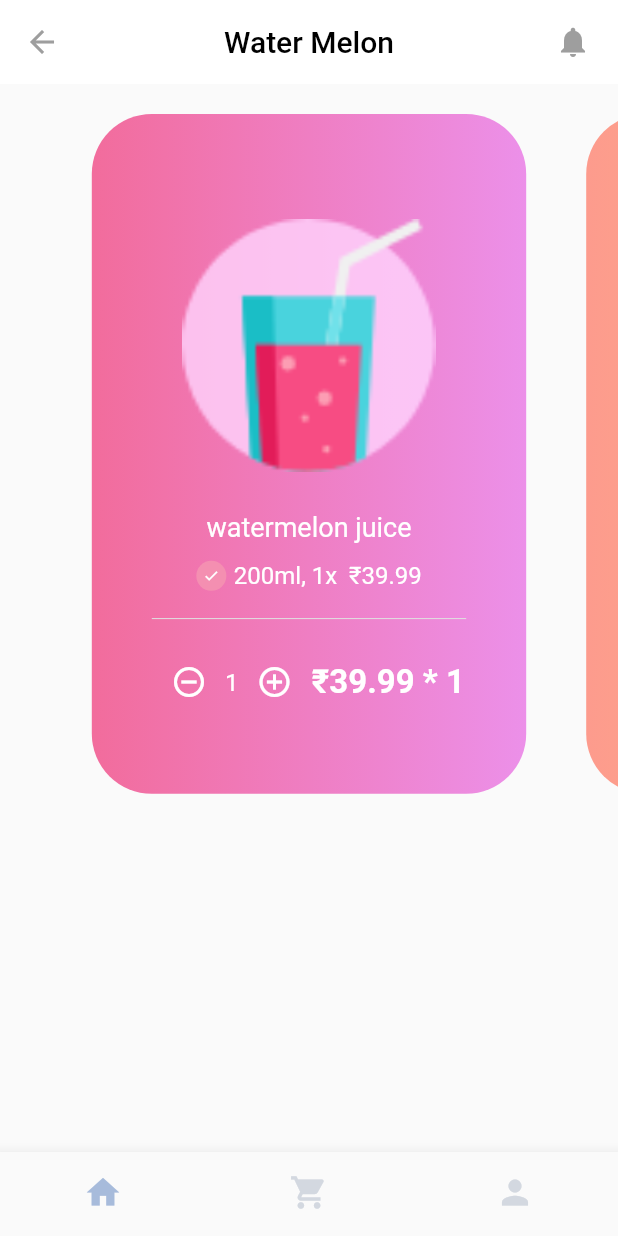
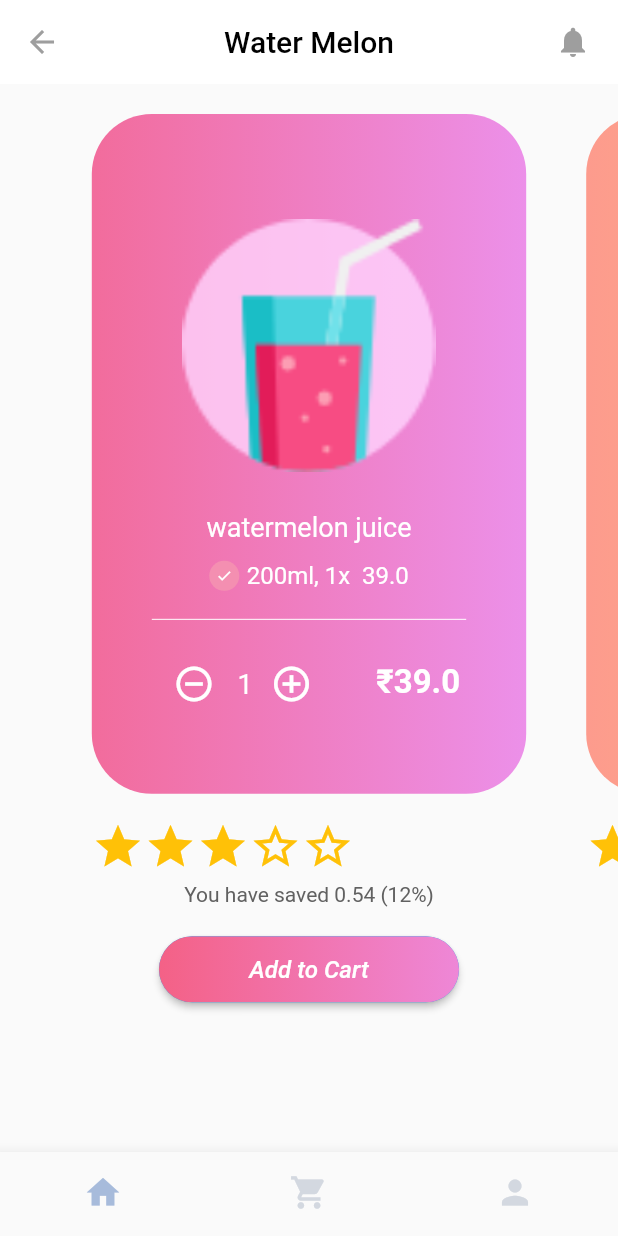
Before and after one commit to irisktaker/restaurant_app, a Flutter app: the HomePage screen opened directly, after a tap on "watermelon juice", on a phone screen of 412 x 824 dp. Run offline on Flutter 3.47's test engine with Material 2 defaults, Android fonts, the phone set to English and light mode, and no system bars; drawn by our look-alikes of getwidget.

Commit message:
product_details_screen

```diff
--- a/lib/models/home_screen_data/home_screen_data.dart
+++ b/lib/models/home_screen_data/home_screen_data.dart
@@ -4,11 +4,12 @@ class ProductModel {
   int index = 0;
 
   String productName;
-  String productPrice;
+  double productPrice;
   List<Color> bgColors;
   String productImage;
   String productSize;
   int productCount;
+  String currency;
 
   ProductModel({
     required this.productName,
@@ -17,6 +18,7 @@ class ProductModel {
     required this.productImage,
     required this.productSize,
     required this.productCount,
+    required this.currency,
   });
 
   // static BuildContext context = context;
--- a/lib/models/home_screen_data/smoothies_list.dart
+++ b/lib/models/home_screen_data/smoothies_list.dart
@@ -5,7 +5,8 @@ import 'home_screen_data.dart';
 List<ProductModel> smoothiesList = [
   ProductModel(
     productName: 'watermelon juice',
-    productPrice: '₹39.99',
+    currency: '₹',
+    productPrice: 39.00,
     bgColors: const [Color(0xFFF26C9C), Color(0xFFEC90E9)],
     productImage: 'assets/images/Group 2137.png',
     productSize: '200ml',
@@ -13,7 +14,8 @@ List<ProductModel> smoothiesList = [
   ),
   ProductModel(
     productName: 'mango juice',
-    productPrice: '₹44.99',
+    currency: '₹',
+    productPrice: 44.00,
     bgColors: const [Color(0xFFFD9B8D), Color(0xFFFBBE7E)],
     productImage: 'assets/images/Group 2204.png',
     productSize: '200ml',
@@ -21,7 +23,8 @@ List<ProductModel> smoothiesList = [
   ),
   ProductModel(
     productName: 'blueberry juice',
-    productPrice: '₹60.00',
+    currency: '₹',
+    productPrice: 60.00,
     bgColors: const [Color(0xFFA076E8), Color(0xFFB1C4F8)],
     productImage: 'assets/images/Group 2206.png',
     productSize: '200ml',
@@ -29,7 +32,8 @@ List<ProductModel> smoothiesList = [
   ),
   ProductModel(
     productName: 'avocado juice',
-    productPrice: '₹60.00',
+    currency: '₹',
+    productPrice: 60.00,
     bgColors: const [Color(0xFF5CCD92), Color(0xFFBFE89C)],
     productImage: 'assets/images/Group 2207.png',
     productSize: '200ml',
@@ -37,7 +41,8 @@ List<ProductModel> smoothiesList = [
   ),
   ProductModel(
     productName: 'grape juice',
-    productPrice: '₹65.00',
+    currency: '₹',
+    productPrice: 65.00,
     bgColors: const [Color(0xFFA86FDA), Color(0xFFF5B9D5)],
     productImage: 'assets/images/Group 2208.png',
     productSize: '200ml',
@@ -45,7 +50,8 @@ List<ProductModel> smoothiesList = [
   ),
   ProductModel(
     productName: 'apple',
-    productPrice: '₹49.00',
+    currency: '₹',
+    productPrice: 49.00,
     bgColors: const [Color(0xFFF4787C), Color(0xFFFBA6C6)],
     productImage: 'assets/images/apple.png',
     productSize: '10 pieces',
@@ -53,7 +59,8 @@ List<ProductModel> smoothiesList = [
   ),
   ProductModel(
     productName: 'watermelon',
-    productPrice: '₹16.00',
+    currency: '₹',
+    productPrice: 16.00,
     bgColors: const [Color(0xFFF26C9C), Color(0xFFEC90E9)],
     productImage: 'assets/images/watermelon.png',
     productSize: '1 pieces',
@@ -61,7 +68,8 @@ List<ProductModel> smoothiesList = [
   ),
   ProductModel(
     productName: 'mango',
-    productPrice: '₹19.00',
+    currency: '₹',
+    productPrice: 19.00,
     bgColors: const [Color(0xFFFD9B8D), Color(0xFFFBBE7E)],
     productImage: 'assets/images/mango.png',
     productSize: '7 pieces',
@@ -69,7 +77,8 @@ List<ProductModel> smoothiesList = [
   ),
   ProductModel(
     productName: 'blueberry',
-    productPrice: '₹99.00',
+    currency: '₹',
+    productPrice: 99.00,
     bgColors: const [Color(0xFFA076E8), Color(0xFFB1C4F8)],
     productImage: 'assets/images/blueberry.png',
     productSize: '100 pieces',
@@ -77,7 +86,8 @@ List<ProductModel> smoothiesList = [
   ),
   ProductModel(
     productName: 'avocado',
-    productPrice: '₹48.00',
+    currency: '₹',
+    productPrice: 48.00,
     bgColors: const [Color(0xFF5CCD92), Color(0xFFBFE89C)],
     productImage: 'assets/images/avocado.png',
     productSize: '3 pieces',
@@ -85,7 +95,8 @@ List<ProductModel> smoothiesList = [
   ),
   ProductModel(
     productName: 'grapes',
-    productPrice: '₹99.00',
+    currency: '₹',
+    productPrice: 99.00,
     bgColors: const [Color(0xFFA86FDA), Color(0xFFF5B9D5)],
     productImage: 'assets/images/grapes.png',
     productSize: '100 pieces',
@@ -93,7 +104,8 @@ List<ProductModel> smoothiesList = [
   ),
   ProductModel(
     productName: 'apple',
-    productPrice: '₹70.00',
+    currency: '₹',
+    productPrice: 70.00,
     bgColors: const [Color(0xFFF4787C), Color(0xFFFBA6C6)],
     productImage: 'assets/images/apple.png',
     productSize: '10 pieces',
--- a/lib/models/widgets/build_products_list.dart
+++ b/lib/models/widgets/build_products_list.dart
@@ -15,7 +15,8 @@ Column buildProductsList(ProductModel content, BuildContext context) {
                 Navigator.push(
                   context,
                   MaterialPageRoute(
-                    builder: (context) => ProductsDetailsScreen(products: content, allProducts: smoothiesList),
+                    builder: (context) => ProductsDetailsScreen(
+                        products: content, allProducts: smoothiesList),
                   ),
                 );
               },
@@ -41,7 +42,7 @@ Column buildProductsList(ProductModel content, BuildContext context) {
                         ),
                       ),
                       Text(
-                        content.productPrice,
+                        content.productPrice.toString(),
                         style: const TextStyle(
                           fontSize: 16,
                           fontFamily: 'cocogoose',
--- a/lib/screens/my_cart_screen.dart
+++ b/lib/screens/my_cart_screen.dart
@@ -57,10 +57,18 @@ class MyCart extends StatelessWidget {
                   fontWeight: FontWeight.w900,
                 ),
                 const SizedBox(height: 24),
-                buildElevatedButton(
-                  onPressed: () {},
-                  btnText: 'Proceed to pay',
-                  colors: [const Color(0xFFF46186), const Color(0xFFEE87D7)],
+                Align(
+                  alignment: Alignment.center,
+                  child: buildElevatedButton(
+                    width: 250,
+                    onPressed: () {},
+                    btnText: 'Proceed to pay',
+                    colors: [
+                      const Color(0xFFF46186),
+                      const Color(0xFFEE87D7),
+                    ],
+                    radius: 40,
+                  ),
                 ),
               ],
             ),
--- a/lib/screens/products_details_screen.dart
+++ b/lib/screens/products_details_screen.dart
@@ -4,6 +4,9 @@ import 'package:flutter/material.dart';
 import 'package:restaurant/models/home_screen_data/home_screen_data.dart';
 import 'package:restaurant/models/home_screen_data/selected_index_screen.dart';
 import 'package:restaurant/shared/bottom_nav_bar.dart';
+
+import 'package:getwidget/getwidget.dart';
+import 'package:restaurant/shared/custom_elevated_button.dart';
 
 class ProductsDetailsScreen extends StatefulWidget {
   ProductModel products;
@@ -16,6 +19,8 @@ class ProductsDetailsScreen extends StatefulWidget {
   @override
   State<ProductsDetailsScreen> createState() => _ProductsDetailsScreenState();
 }
+
+double _rating = 3;
 
 class _ProductsDetailsScreenState extends State<ProductsDetailsScreen> {
   @override
@@ -70,8 +75,8 @@ class _ProductsDetailsScreenState extends State<ProductsDetailsScreen> {
       BuildContext context, int carouselIndex, int itemIndex, Size size) {
     return Center(
       child: Padding(
-        padding: const EdgeInsets.symmetric(horizontal: 20, vertical: 20),
-        child: Column(
+        padding: const EdgeInsets.only(top: 20, right: 20, left: 20),
+        child: ListView(
           children: [
             Container(
               width: size.width * 0.75,
@@ -117,8 +122,9 @@ class _ProductsDetailsScreenState extends State<ProductsDetailsScreen> {
                             const SizedBox(width: 5),
                             Text(
                               '${widget.allProducts[itemIndex].productSize},\t'
-                              '${widget.allProducts[itemIndex].productCount}x \t'
-                              '${widget.allProducts[itemIndex].productPrice}',
+                                      '${widget.allProducts[itemIndex].productCount}x \t'
+                                      '${widget.allProducts[itemIndex].productPrice}'
+                                  .toString(),
                               style: const TextStyle(
                                 fontSize: 16,
                                 color: Colors.white,
@@ -127,11 +133,11 @@ class _ProductsDetailsScreenState extends State<ProductsDetailsScreen> {
                           ],
                         ),
                         const SizedBox(height: 18),
-                        Padding(
-                          padding: const EdgeInsets.symmetric(horizontal: 40),
+                        const Padding(
+                          padding: EdgeInsets.symmetric(horizontal: 40),
                           child: Divider(
-                            height: 1,
-                            color: Colors.grey.shade300,
+                            height: 2,
+                            color: Colors.white,
                           ),
                         ),
                         const SizedBox(height: 18),
@@ -139,6 +145,8 @@ class _ProductsDetailsScreenState extends State<ProductsDetailsScreen> {
                           padding: const EdgeInsets.symmetric(horizontal: 40),
                           child: Row(
                             mainAxisAlignment: MainAxisAlignment.center,
+                            crossAxisAlignment: CrossAxisAlignment.baseline,
+                            textBaseline: TextBaseline.alphabetic,
                             children: [
                               Expanded(child: Container()),
                               SizedBox(
@@ -146,7 +154,7 @@ class _ProductsDetailsScreenState extends State<ProductsDetailsScreen> {
                                   children: [
                                     IconButton(
                                       onPressed: () {
-                                        widget.allProducts[itemIndex];
+                                        // widget.allProducts[itemIndex];
 
                                         setState(() {
                                           widget.allProducts[itemIndex]
@@ -156,16 +164,20 @@ class _ProductsDetailsScreenState extends State<ProductsDetailsScreen> {
                                       icon: const Icon(
                                         Icons.remove_circle_outline,
                                         color: Colors.white,
+                                        size: 28,
                                       ),
                                     ),
+                                    const SizedBox(width: 5),
                                     Text(
                                       widget.allProducts[itemIndex].productCount
                                           .toString(),
+                                      textAlign: TextAlign.center,
                                       style: const TextStyle(
-                                        fontSize: 16,
+                                        fontSize: 18,
                                         color: Colors.white,
                                       ),
                                     ),
+                                    const SizedBox(width: 2),
                                     IconButton(
                                       onPressed: () {
                                         setState(() {
@@ -176,16 +188,26 @@ class _ProductsDetailsScreenState extends State<ProductsDetailsScreen> {
                                       icon: const Icon(
                                         Icons.add_circle_outline,
                                         color: Colors.white,
+                                        size: 28,
                                       ),
                                     ),
                                   ],
                                 ),
                               ),
-                              Expanded(child: Container()),
+                              Expanded(flex: 8, child: Container()),
                               SizedBox(
                                 child: Text(
-                                  "${widget.allProducts[itemIndex].productPrice} * ${widget.allProducts[itemIndex].productCount}"
-                                      .toString(),
+                                  widget.allProducts[itemIndex].currency,
+                                  style: const TextStyle(
+                                    fontSize: 22,
+                                    color: Colors.white,
+                                    fontWeight: FontWeight.bold,
+                                  ),
+                                ),
+                              ),
+                              SizedBox(
+                                child: Text(
+                                  "${widget.allProducts[itemIndex].productPrice * widget.allProducts[itemIndex].productCount}",
                                   style: const TextStyle(
                                     fontSize: 22,
                                     color: Colors.white,
@@ -203,6 +225,41 @@ class _ProductsDetailsScreenState extends State<ProductsDetailsScreen> {
                 ),
               ),
             ),
+            const SizedBox(height: 18),
+            GFRating(
+              value: _rating,
+              color: Colors.amber,
+              borderColor: Colors.amber,
+              onChanged: (value) {
+                setState(() {
+                  _rating = value;
+                });
+              },
+            ),
+            const SizedBox(height: 6),
+            Align(
+              alignment: Alignment.center,
+              child: Text(
+                'You have saved 0.54 (12%)',
+                style: TextStyle(
+                  color: Colors.grey.shade700,
+                ),
+              ),
+            ),
+            const SizedBox(height: 18),
+            Align(
+              alignment: Alignment.center,
+              child: buildElevatedButton(
+                width: 200,
+                onPressed: () {},
+                btnText: 'Add to Cart',
+                colors: [
+                  const Color(0xFFF46186),
+                  const Color(0xFFEE87D7),
+                ],
+                radius: 40,
+              ),
+            ),
           ],
         ),
       ),
--- a/lib/shared/custom_elevated_button.dart
+++ b/lib/shared/custom_elevated_button.dart
@@ -6,13 +6,14 @@ ElevatedButton buildElevatedButton({
   double? width = double.infinity,
   double? height = 44,
   required String? btnText,
+  double radius = 16,
 }) {
   return ElevatedButton(
     onPressed: onPressed,
     style: ElevatedButton.styleFrom(
       padding: EdgeInsets.zero,
       shape: RoundedRectangleBorder(
-        borderRadius: BorderRadius.circular(16),
+        borderRadius: BorderRadius.circular(radius),
       ),
     ),
     child: Ink(
@@ -20,7 +21,7 @@ ElevatedButton buildElevatedButton({
         gradient: LinearGradient(
           colors: colors!,
         ),
-        borderRadius: BorderRadius.circular(16),
+        borderRadius: BorderRadius.circular(radius),
       ),
       child: Container(
         width: width,
--- a/pubspec.yaml
+++ b/pubspec.yaml
@@ -34,6 +34,7 @@ dependencies:
   # The following adds the Cupertino Icons font to your application.
   # Use with the CupertinoIcons class for iOS style icons.
   cupertino_icons: ^1.0.2
+  getwidget: ^2.0.4
 
 dev_dependencies:
   flutter_test:
```
Also changed, not shown: pubspec.lock.
